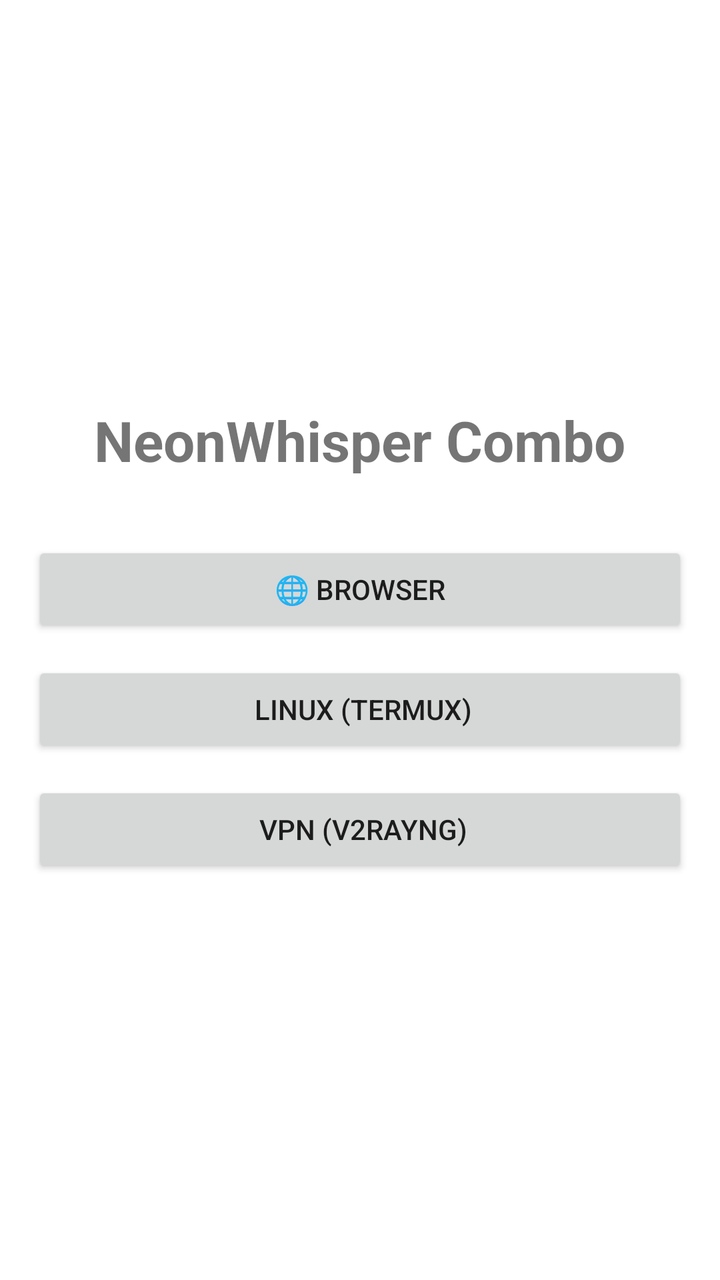
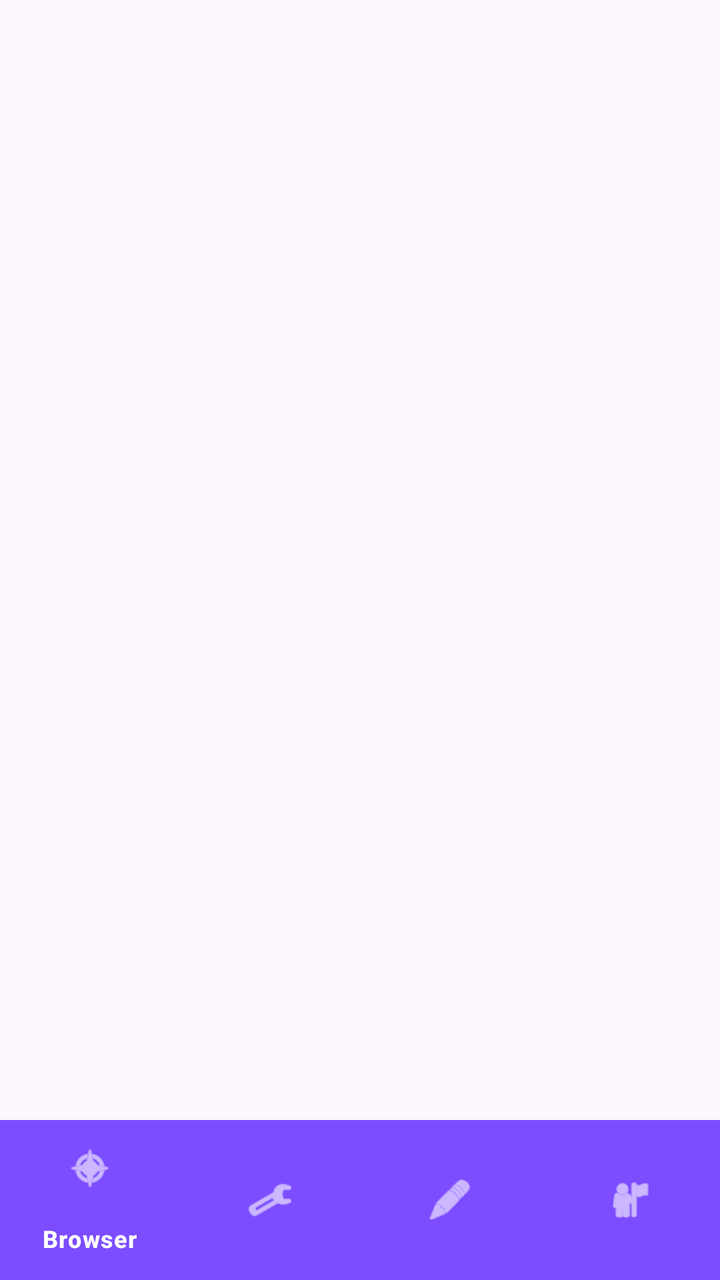

Screens rendered from an Android XML layout before and after an edit, with the pre-edit source and the edit as a unified diff.
<!-- AndroidManifest.xml: application theme Theme.MaterialComponents.DayNight.DarkActionBar -->
<!-- res/layout/activity_main.xml -->
<?xml version="1.0" encoding="utf-8"?>
<LinearLayout xmlns:android="http://schemas.android.com/apk/res/android"
    android:layout_width="match_parent"
    android:layout_height="match_parent"
    android:orientation="vertical"
    android:gravity="center"
    android:padding="16dp">

    <TextView
        android:layout_width="wrap_content"
        android:layout_height="wrap_content"
        android:text="NeonWhisper Combo"
        android:textSize="28sp"
        android:textStyle="bold"
        android:layout_marginBottom="32dp" />

    <Button android:id="@+id/btnBrowser"
        android:layout_width="match_parent"
        android:layout_height="wrap_content"
        android:text="🌐 Browser"
        android:layout_marginBottom="12dp" />

    <Button android:id="@+id/btnLinux"
        android:layout_width="match_parent"
        android:layout_height="wrap_content"
        android:text=" Linux (Termux)"
        android:layout_marginBottom="12dp" />

    <Button android:id="@+id/btnVPN"
        android:layout_width="match_parent"
        android:layout_height="wrap_content"
        android:text=" VPN (v2rayNG)" />
</LinearLayout>
<!-- resources referenced by this layout -->
<resources>

</resources>

<!-- the commit's change to res/layout/activity_main.xml (unified diff, before → after) -->
@@ -1,33 +1,28 @@
 <?xml version="1.0" encoding="utf-8"?>
-<LinearLayout xmlns:android="http://schemas.android.com/apk/res/android"
+<androidx.constraintlayout.widget.ConstraintLayout
+    xmlns:android="http://schemas.android.com/apk/res/android"
+    xmlns:app="http://schemas.android.com/apk/res-auto"
     android:layout_width="match_parent"
-    android:layout_height="match_parent"
-    android:orientation="vertical"
-    android:gravity="center"
-    android:padding="16dp">
+    android:layout_height="match_parent">
 
-    <TextView
-        android:layout_width="wrap_content"
+    <FrameLayout
+        android:id="@+id/fragmentContainer"
+        android:layout_width="0dp"
+        android:layout_height="0dp"
+        app:layout_constraintTop_toTopOf="parent"
+        app:layout_constraintBottom_toTopOf="@id/bottomNav"
+        app:layout_constraintStart_toStartOf="parent"
+        app:layout_constraintEnd_toEndOf="parent" />
+
+    <com.google.android.material.bottomnavigation.BottomNavigationView
+        android:id="@+id/bottomNav"
+        android:layout_width="0dp"
         android:layout_height="wrap_content"
-        android:text="NeonWhisper Combo"
-        android:textSize="28sp"
-        android:textStyle="bold"
-        android:layout_marginBottom="32dp" />
-
-    <Button android:id="@+id/btnBrowser"
-        android:layout_width="match_parent"
-        android:layout_height="wrap_content"
-        android:text="🌐 Browser"
-        android:layout_marginBottom="12dp" />
-
-    <Button android:id="@+id/btnLinux"
-        android:layout_width="match_parent"
-        android:layout_height="wrap_content"
-        android:text=" Linux (Termux)"
-        android:layout_marginBottom="12dp" />
-
-    <Button android:id="@+id/btnVPN"
-        android:layout_width="match_parent"
-        android:layout_height="wrap_content"
-        android:text=" VPN (v2rayNG)" />
-</LinearLayout>
+        android:background="#7C4DFF"
+        app:itemIconTint="#FFFFFF"
+        app:itemTextColor="#FFFFFF"
+        app:layout_constraintBottom_toBottomOf="parent"
+        app:layout_constraintStart_toStartOf="parent"
+        app:layout_constraintEnd_toEndOf="parent"
+        app:menu="@menu/bottom_nav_menu" />
+</androidx.constraintlayout.widget.ConstraintLayout>
<!-- resource entries referenced after the edit -->
@@ -1,5 +1,15 @@
 <!-- resources referenced by this layout -->
 <resources>
-
+  <style name="Theme.App" parent="Theme.Material3.DayNight.NoActionBar">
+          <item name="colorPrimary">#7C4DFF</item>
+          <item name="colorPrimaryContainer">#B388FF</item>
+          <item name="colorOnPrimary">#FFFFFF</item>
+          <item name="colorSecondary">#B388FF</item>
+          <item name="colorSecondaryContainer">#EDE7F6</item>
+          <item name="colorOnSecondary">#311B92</item>
+          <item name="colorSurface">#121212</item>
+          <item name="colorOnSurface">#FFFFFF</item>
+          <item name="colorSurfaceVariant">#1E1E2E</item>
+      </style>
 </resources>
 
